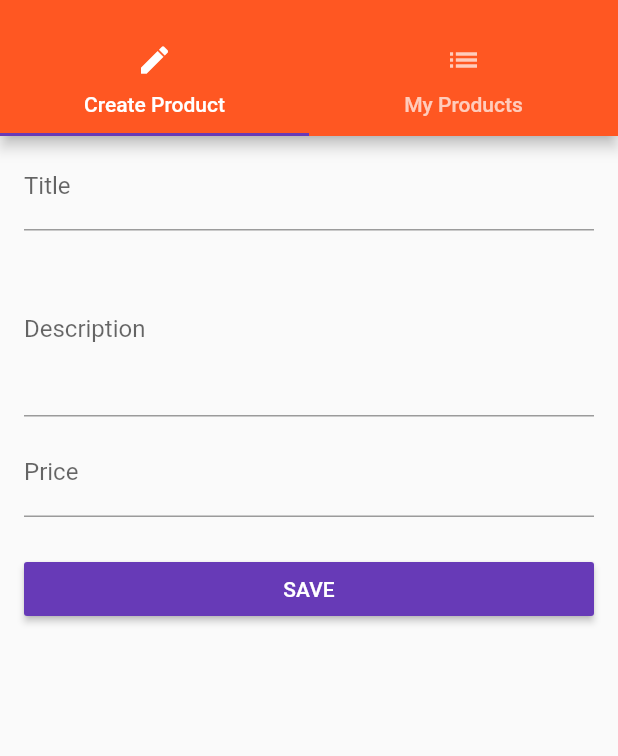
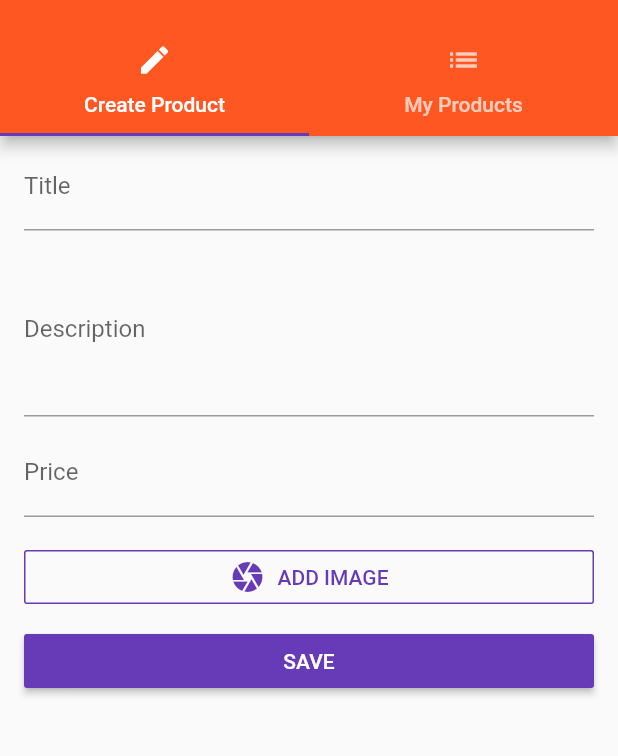
Before and after one commit to PedroSchwarz/Shopper-Flutter, a Flutter app: the ProductsAdminPage screen opened directly with empty values, on a phone screen of 412 x 824 dp, the part 59-815 px from its top. Run offline on Flutter 3.47's test engine with Material 2 defaults, Android fonts, the phone set to English and light mode, and no system bars; our stand-ins replace image_picker, rxdart, shared_preferences; accounts and stored records are empty.

Commit message:
Image picker added to the project & MapView removed (unusable)

```diff
--- a/lib/main.dart
+++ b/lib/main.dart
@@ -1,6 +1,6 @@
 import 'package:flutter/material.dart';
 import 'package:scoped_model/scoped_model.dart';
-import 'package:map_view/map_view.dart';
+//import 'package:map_view/map_view.dart';
 
 import './pages/auth.dart';
 import './pages/products_admin.dart';
@@ -11,7 +11,7 @@ import './pages/product_edit.dart';
 import './scoped_models/main.dart';
 
 void main() {
-  MapView.setApiKey("AIzaSyDLEA0qtBHOyXYr9-EdnWVExivlCI1uyD0");
+//  MapView.setApiKey("AIzaSyDLEA0qtBHOyXYr9-EdnWVExivlCI1uyD0");
   runApp(MyApp());
 }
 
--- /dev/null
+++ b/lib/models/LocationData.dart
@@ -0,0 +1,7 @@
+class LocationData {
+  final double latitude;
+  final double longitude;
+  final String address;
+
+  LocationData({this.latitude, this.longitude, this.address});
+}
--- a/lib/pages/product_create.dart
+++ b/lib/pages/product_create.dart
@@ -1,7 +1,11 @@
 import 'package:flutter/material.dart';
 import 'package:scoped_model/scoped_model.dart';
 
-import '../models/Product.dart';
+import '../widgets/form_inputs/location.dart';
+import '../widgets/form_inputs/image.dart';
+
+import '../models/LocationData.dart';
+
 import '../scoped_models/main.dart';
 
 class ProductCreatePage extends StatefulWidget {
@@ -71,12 +75,18 @@ class _ProductCreatePageState extends State<ProductCreatePage> {
     });
   }
 
+//  void _setLocation(LocationData location) {
+//    _product['location'] = location;
+//  }
+
   void _submitForm(Function addProduct) {
     if (_formKey.currentState.validate()) {
       _formKey.currentState.save();
       _product['image'] = 'assets/food.jpg';
       addProduct(_product['title'], _product['description'], _product['price'],
               _product['image'])
+//      addProduct(_product['title'], _product['description'], _product['price'],
+//          _product['image'], _product['location'])
           .then((bool success) {
         if (success) {
           Navigator.pushReplacementNamed(context, '/');
@@ -101,18 +111,14 @@ class _ProductCreatePageState extends State<ProductCreatePage> {
   @override
   Widget build(BuildContext context) {
     return Form(
-      key: _formKey,
-      child: ListView(
-        children: <Widget>[
+        key: _formKey,
+        child: ListView(children: <Widget>[
           _buildTitleTextField(),
           _buildDescTextField(),
           _buildPriceTextField(),
-          Padding(
-            padding: const EdgeInsets.only(top: 16.0),
-            child: ListTile(title: _buildSubmitButton()),
-          )
-        ],
-      ),
-    );
+//          LocationInput(_setLocation),
+          ImageInput(),
+          ListTile(title: _buildSubmitButton())
+        ]));
   }
 }
--- a/lib/pages/product_edit.dart
+++ b/lib/pages/product_edit.dart
@@ -1,7 +1,10 @@
 import 'package:flutter/material.dart';
 import 'package:scoped_model/scoped_model.dart';
 
+import '../widgets/form_inputs/location.dart';
+
 import '../models/Product.dart';
+import '../models/LocationData.dart';
 import '../scoped_models/main.dart';
 
 class ProductEditPage extends StatefulWidget {
@@ -120,6 +123,7 @@ class _ProductEditPageState extends State<ProductEditPage> {
                 _buildTitleTextField(product.title),
                 _buildDescTextField(product.description),
                 _buildPriceTextField(product.price),
+//          LocationInput(_setLocation, product),
                 Padding(
                   padding: const EdgeInsets.only(top: 16.0),
                   child: ListTile(title: _buildSubmitButton(context)),
--- a/lib/scoped_models/connected_products.dart
+++ b/lib/scoped_models/connected_products.dart
@@ -9,6 +9,7 @@ import 'package:rxdart/subjects.dart';
 import '../models/Product.dart';
 import '../models/User.dart';
 import '../models/Auth.dart';
+import '../models/LocationData.dart';
 
 mixin ConnectedProductsModel on Model {
   List<Product> _products = [];
@@ -161,7 +162,7 @@ mixin ProductsModel on ConnectedProductsModel {
       });
       _products = onlyForUser
           ? products
-              .where((product) => product.id == _authenticatedUser.id)
+              .where((product) => product.userId == _authenticatedUser.id)
               .toList()
           : products;
       notifyListeners();
--- /dev/null
+++ b/lib/widgets/form_inputs/image.dart
@@ -0,0 +1,69 @@
+import 'package:flutter/material.dart';
+import 'dart:io';
+
+import 'package:image_picker/image_picker.dart';
+
+class ImageInput extends StatefulWidget {
+  @override
+  _ImageInputState createState() => _ImageInputState();
+}
+
+class _ImageInputState extends State<ImageInput> {
+  void _getImage(BuildContext context, ImageSource source) {
+    ImagePicker.pickImage(source: source, maxWidth: 400.0).then((File image) {
+      Navigator.pop(context);
+    });
+  }
+
+  void _openImagePicker(BuildContext context) {
+    final accentColor = Theme.of(context).accentColor;
+    showModalBottomSheet(
+        context: context,
+        builder: (BuildContext context) {
+          return Container(
+              height: 170.0,
+              padding: EdgeInsets.all(10.0),
+              child: Column(children: <Widget>[
+                Padding(
+                  padding: const EdgeInsets.only(bottom: 16.0),
+                  child: Text('Pick an Image',
+                      style: TextStyle(
+                          fontWeight: FontWeight.bold, fontSize: 18.0)),
+                ),
+                FlatButton(
+                    child: Text('Use Camera'),
+                    onPressed: () => _getImage(context, ImageSource.camera),
+                    textColor: accentColor),
+                FlatButton(
+                    child: Text('Use Galley'),
+                    onPressed: () => _getImage(context, ImageSource.gallery),
+                    textColor: accentColor)
+              ]));
+        });
+  }
+
+  @override
+  Widget build(BuildContext context) {
+    final accentColor = Theme.of(context).accentColor;
+    return Column(children: <Widget>[
+      Padding(
+        padding: const EdgeInsets.only(top: 8.0),
+        child: ListTile(
+          title: OutlineButton(
+              onPressed: () => _openImagePicker(context),
+              borderSide: BorderSide(color: accentColor, width: 1.0),
+              child: Row(
+                  mainAxisAlignment: MainAxisAlignment.center,
+                  children: <Widget>[
+                    Icon(Icons.camera, color: accentColor),
+                    Padding(
+                      padding: const EdgeInsets.only(left: 8.0),
+                      child: Text('ADD IMAGE',
+                          style: TextStyle(color: accentColor)),
+                    )
+                  ])),
+        ),
+      )
+    ]);
+  }
+}
--- a/pubspec.yaml
+++ b/pubspec.yaml
@@ -23,7 +23,7 @@ dependencies:
   http: ^0.12.0
   shared_preferences: ^0.4.3
   rxdart: ^0.20.0
-  map_view: ^0.0.14
+  image_picker: ^0.4.12
 
 dev_dependencies:
   flutter_test:
```
Also changed, not shown: lib/pages/auth.dart (+7 -8 lines), lib/widgets/form_inputs/location.dart (+61 -4 lines), 3 other files.
